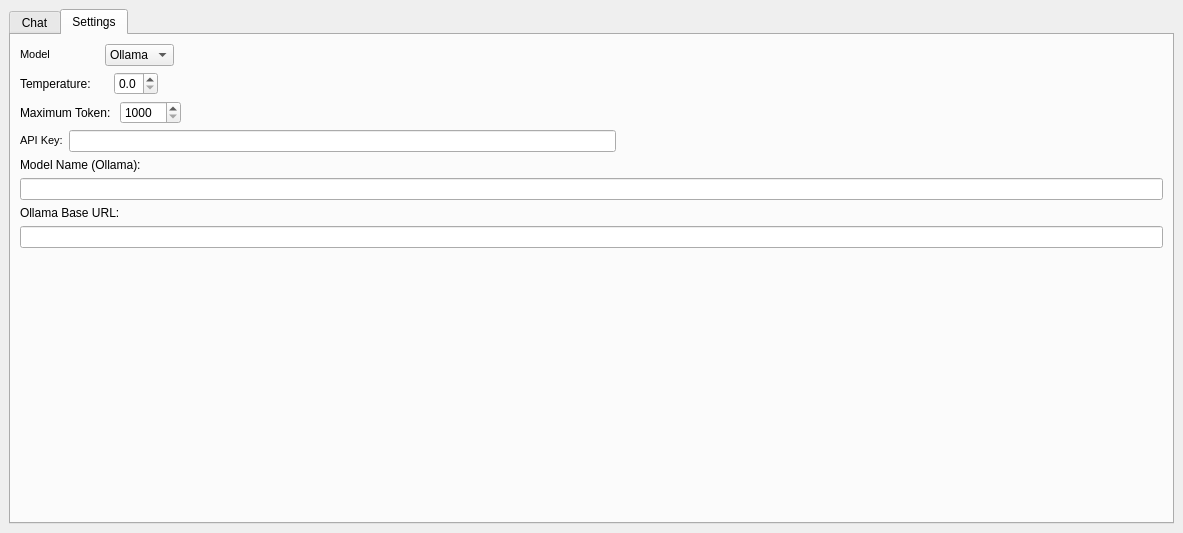
First picture: the form in geo_agent_dialog_base.ui, repository iamtekson/GeoAgent, before the edit.
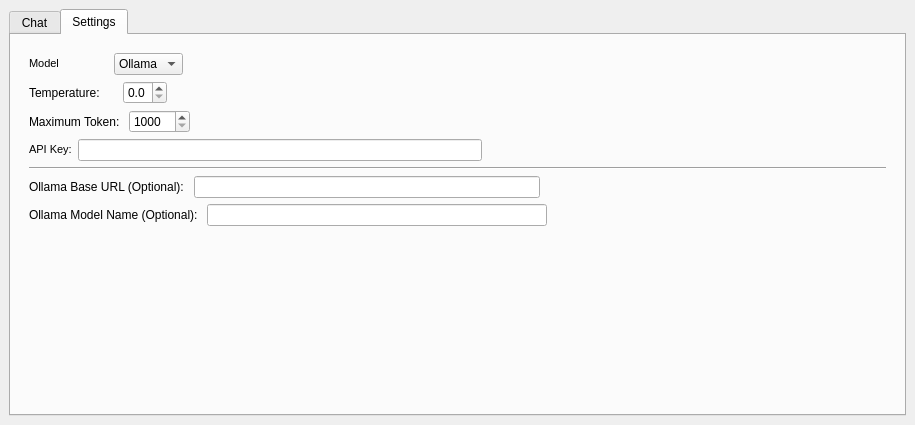
Second picture: the form after the edit. The open tabs and pages were chosen to show the change. Custom widgets are drawn as their Qt base class.

Diff of the .ui file:
```diff
--- a/geo_agent_dialog_base.ui
+++ b/geo_agent_dialog_base.ui
@@ -6,8 +6,8 @@
    <rect>
     <x>0</x>
     <y>0</y>
-    <width>1183</width>
-    <height>533</height>
+    <width>915</width>
+    <height>425</height>
    </rect>
   </property>
   <property name="windowTitle">
@@ -210,6 +210,7 @@
        </attribute>
        <layout class="QVBoxLayout" name="verticalLayout_3">
         <item>
+         <widget class="QFrame" name="frame">
          <layout class="QVBoxLayout" name="verticalLayout_2">
           <item>
            <layout class="QHBoxLayout" name="horizontalLayout_6">
@@ -411,6 +412,49 @@
            </layout>
           </item>
           <item>
+            <widget class="Line" name="line_2">
+             <property name="orientation">
+              <enum>Qt::Horizontal</enum>
+             </property>
+            </widget>
+           </item>
+           <item>
+            <layout class="QHBoxLayout" name="horizontalLayout_base_url">
+             <item>
+              <widget class="QLabel" name="label_4">
+               <property name="text">
+                <string>Ollama Base URL (Optional): </string>
+               </property>
+              </widget>
+             </item>
+             <item>
+              <widget class="QLineEdit" name="ollama_base_url">
+               <property name="sizePolicy">
+                <sizepolicy hsizetype="Expanding" vsizetype="Fixed">
+                 <horstretch>0</horstretch>
+                 <verstretch>0</verstretch>
+                </sizepolicy>
+               </property>
+              </widget>
+             </item>
+             <item>
+              <spacer name="horizontalSpacer_7">
+               <property name="orientation">
+                <enum>Qt::Horizontal</enum>
+               </property>
+               <property name="sizeHint" stdset="0">
+                <size>
+                 <width>40</width>
+                 <height>20</height>
+                </size>
+               </property>
+              </spacer>
+             </item>
+            </layout>
+           </item>
+           <item>
+            <layout class="QHBoxLayout" name="horizontalLayout_model_name">
+             <item>
            <widget class="QLabel" name="label_3">
             <property name="enabled">
              <bool>true</bool>
@@ -418,29 +462,44 @@
             <property name="mouseTracking">
              <bool>true</bool>
             </property>
+               <property name="layoutDirection">
+                <enum>Qt::LeftToRight</enum>
+               </property>
             <property name="text">
-             <string>Model Name (Ollama): </string>
+                <string>Ollama Model Name (Optional): </string>
             </property>
             <property name="wordWrap">
-             <bool>true</bool>
+                <bool>false</bool>
             </property>
            </widget>
           </item>
           <item>
-           <widget class="QLineEdit" name="ollama_model_name"/>
-          </item>
-          <item>
-           <layout class="QHBoxLayout" name="horizontalLayout_8"/>
-          </item>
-          <item>
-           <widget class="QLabel" name="label_4">
-            <property name="text">
-             <string>Ollama Base URL: </string>
-            </property>
+              <widget class="QLineEdit" name="ollama_model_name">
+               <property name="sizePolicy">
+                <sizepolicy hsizetype="Expanding" vsizetype="Fixed">
+                 <horstretch>0</horstretch>
+                 <verstretch>0</verstretch>
+                </sizepolicy>
+               </property>
+               <property name="layoutDirection">
+                <enum>Qt::LeftToRight</enum>
+               </property>
            </widget>
           </item>
           <item>
-           <widget class="QLineEdit" name="ollama_base_url"/>
+              <spacer name="horizontalSpacer_8">
+               <property name="orientation">
+                <enum>Qt::Horizontal</enum>
+               </property>
+               <property name="sizeHint" stdset="0">
+                <size>
+                 <width>40</width>
+                 <height>20</height>
+                </size>
+               </property>
+              </spacer>
+             </item>
+            </layout>
           </item>
           <item>
            <spacer name="verticalSpacer">
@@ -456,6 +515,7 @@
            </spacer>
           </item>
          </layout>
+         </widget>
         </item>
        </layout>
       </widget>
```
Left out of the diff: 3 changed lines with no effect on the pictures. Lines whose indentation alone changed are shown as unchanged.
